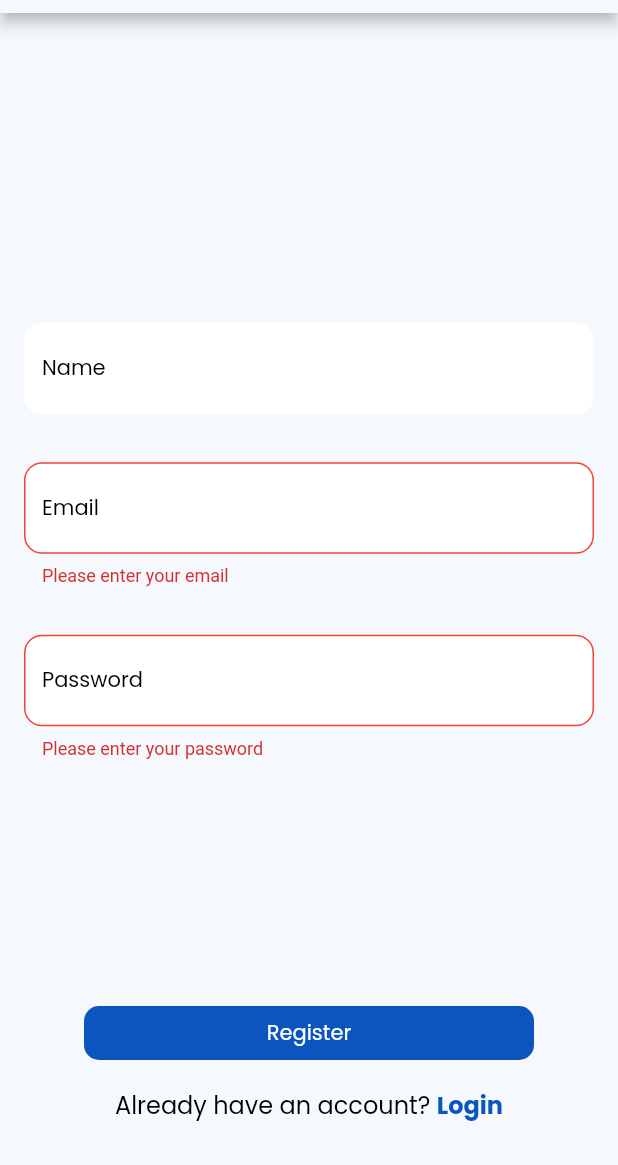
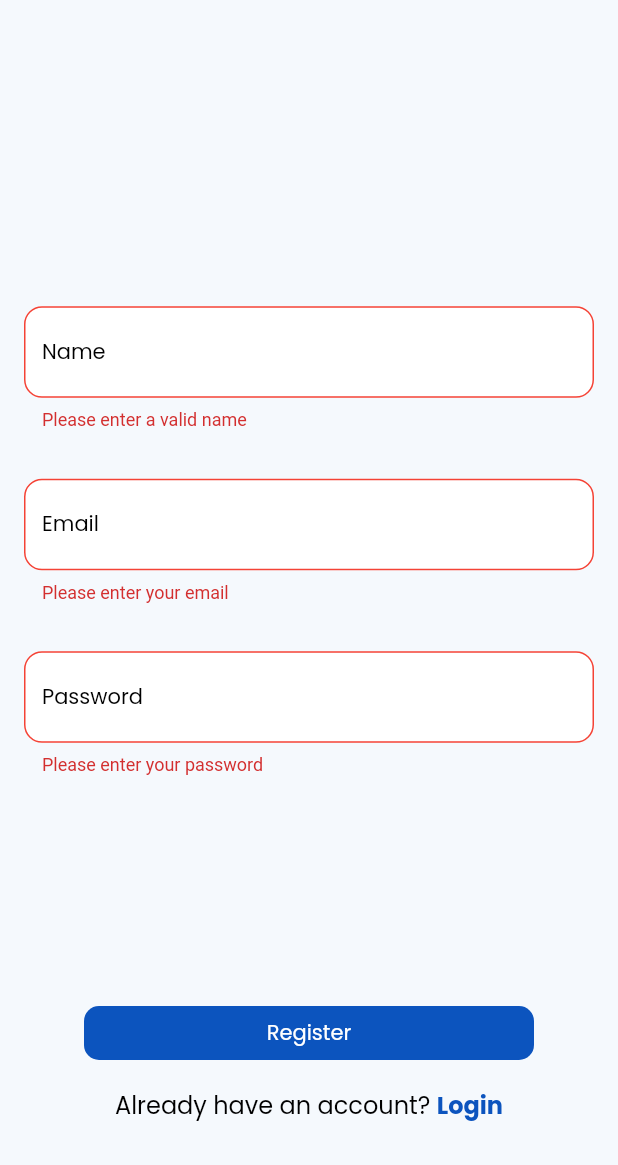
Before and after one commit to ayushsha2000/lingoAssignment, a Flutter app: the RegisterScreen screen opened directly, after a tap on "Register", on a phone screen of 412 x 824 dp, the part 71-1236 px from its top. Run offline on Flutter 3.47's test engine with Material 3 defaults, Android fonts, the phone set to English and light mode, and no system bars; our stand-ins replace cached_network_image, cloud_firestore, dio, firebase_auth, firebase_core, firebase_remote_config and 2 more; accounts and stored records are empty; network calls fail.

Commit message:
fix: validator fix: home_screen_leading

```diff
--- a/lib/screens/pages/home_screen.dart
+++ b/lib/screens/pages/home_screen.dart
@@ -20,6 +20,7 @@ class HomeScreen extends StatelessWidget {
     return Scaffold(
       backgroundColor: AppColors.accentColor,
       appBar: AppBar(
+        automaticallyImplyLeading: false,
         elevation: 0,
         backgroundColor: AppColors.primaryColor,
         title: Text(
--- a/lib/screens/pages/register_screen.dart
+++ b/lib/screens/pages/register_screen.dart
@@ -22,11 +22,16 @@ class _RegisterScreenState extends State<RegisterScreen> {
   final nameController = TextEditingController();
   final emailController = TextEditingController();
   final passwordController = TextEditingController();
+
+  final RegExp emailRegex = RegExp(
+    r'^[a-zA-Z0-9._%+-]+@[a-zA-Z0-9.-]+\.[a-zA-Z]{2,}$',
+  );
   @override
   Widget build(BuildContext context) {
     return Scaffold(
       backgroundColor: AppColors.accentColor,
       appBar: AppBar(
+        elevation: 0,
         backgroundColor: AppColors.accentColor,
         automaticallyImplyLeading: false,
         title: Text('MyNews',
@@ -43,6 +48,12 @@ class _RegisterScreenState extends State<RegisterScreen> {
               NewsTextField(
                 hint: "Name",
                 controller: nameController,
+                validator: (value) {
+                  if (value == null || value.isEmpty) {
+                    return "Please enter a valid name";
+                  }
+                  return null;
+                },
               ),
               NewsTextField(
                 controller: emailController,
@@ -50,6 +61,8 @@ class _RegisterScreenState extends State<RegisterScreen> {
                 validator: (value) {
                   if (value == null || value.isEmpty) {
                     return 'Please enter your email';
+                  } else if (!emailRegex.hasMatch(value)) {
+                    return 'Please enter a valid email address';
                   }
                   return null;
                 },
@@ -60,6 +73,8 @@ class _RegisterScreenState extends State<RegisterScreen> {
                 validator: (value) {
                   if (value == null || value.isEmpty) {
                     return 'Please enter your password';
+                  } else if (value.length < 8) {
+                    return 'Password must be at least 8 characters long';
                   }
                   return null;
                 },
--- a/lib/screens/widgets/news_text_field.dart
+++ b/lib/screens/widgets/news_text_field.dart
@@ -119,7 +119,7 @@ class _NewsTextFieldState extends State<NewsTextField> {
               ),
               focusedErrorBorder: OutlineInputBorder(
                 borderSide: const BorderSide(
-                  color: AppColors.primaryColor,
+                  color: Colors.red,
                   width: 1,
                 ),
                 borderRadius: defaultBorderRadius,
```
Also changed, not shown: lib/screens/pages/login_screen.dart (+9 -0 lines).
